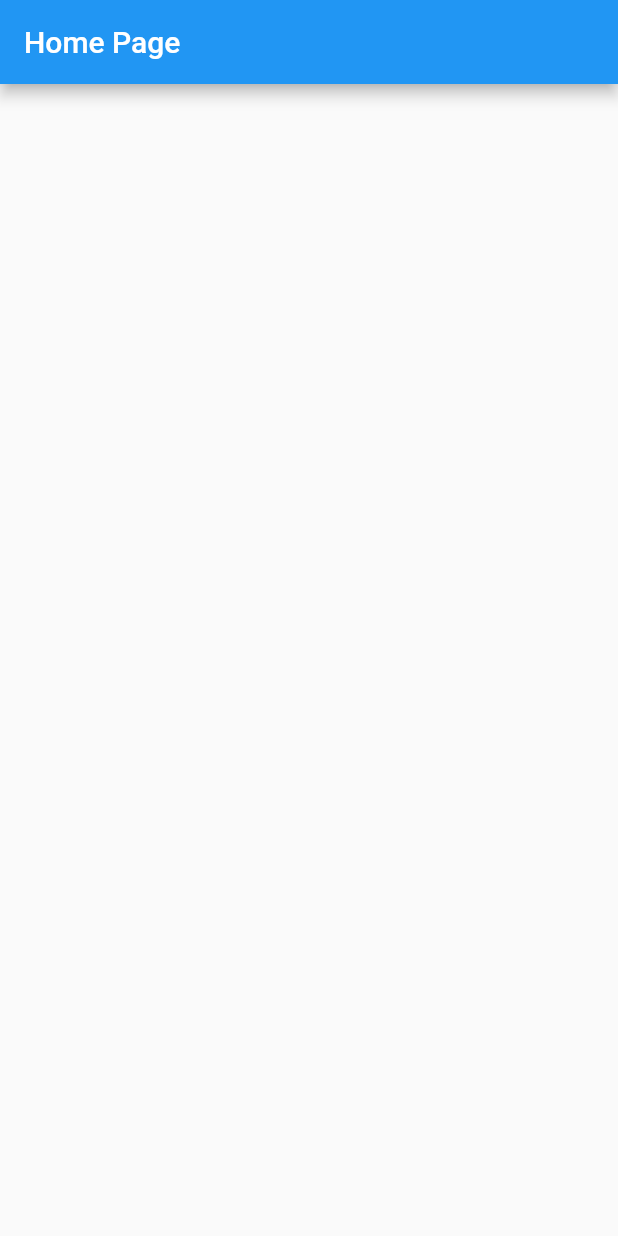
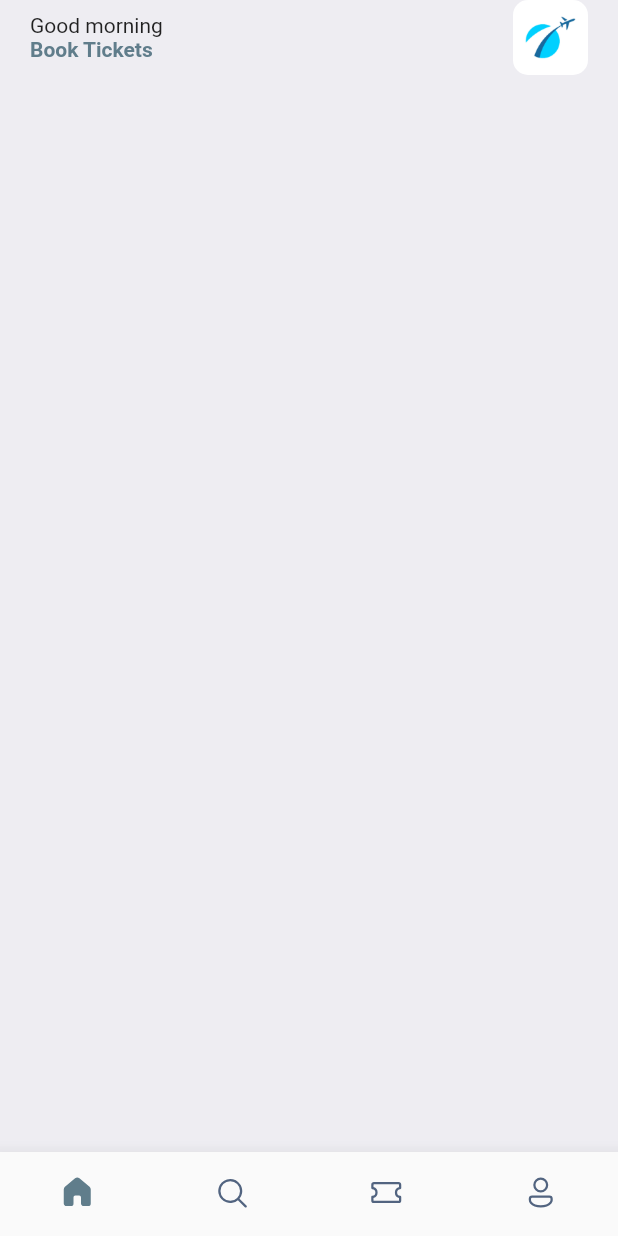
Before and after one commit to andriiSad/book_tickets_app, a Flutter app: the screen it shows after launch, on a phone screen of 412 x 824 dp. Run offline on Flutter 3.47's test engine with Material 2 defaults, Android fonts, the phone set to English and light mode, and no system bars; our stand-ins replace fluentui_icons.

Commit message:
implemented bottomNavBar

```diff
--- a/lib/main.dart
+++ b/lib/main.dart
@@ -1,3 +1,4 @@
+import 'package:book_tickets_app/screens/bottom_bar.dart';
 import 'package:flutter/material.dart';
 
 void main() {
@@ -7,7 +8,7 @@
       theme: ThemeData(
         primarySwatch: Colors.blue,
       ),
-      home: const HomePage(),
+      home: const BottomBar(),
       debugShowCheckedModeBanner: false,
     ),
   );
--- /dev/null
+++ b/lib/screens/bottom_bar.dart
@@ -0,0 +1,84 @@
+import 'package:book_tickets_app/screens/home_screen.dart';
+import 'package:fluentui_icons/fluentui_icons.dart';
+import 'package:flutter/material.dart';
+
+class BottomBar extends StatefulWidget {
+  const BottomBar({super.key});
+
+  @override
+  State<BottomBar> createState() => _BottomBarState();
+}
+
+class _BottomBarState extends State<BottomBar> {
+  int _selectedIndex = 0;
+
+  static final List<Widget> _widgetOptions = <Widget>[
+    const HomeScreen(),
+    const Text('Search'),
+    const Text('Tickets'),
+    const Text('Profile'),
+  ];
+
+  void _onItemTapped(int index) {
+    setState(() {
+      _selectedIndex = index;
+    });
+  }
+
+  @override
+  Widget build(BuildContext context) {
+    return Scaffold(
+      body: Center(
+        child: _widgetOptions[_selectedIndex],
+      ),
+      bottomNavigationBar: BottomNavigationBar(
+        elevation: 10,
+        showSelectedLabels: false,
+        showUnselectedLabels: false,
+        selectedItemColor: Colors.blueGrey,
+        unselectedItemColor: const Color(0xFF526480),
+        type: BottomNavigationBarType.fixed,
+        currentIndex: _selectedIndex,
+        onTap: _onItemTapped,
+        items: const [
+          BottomNavigationBarItem(
+            icon: Icon(
+              FluentSystemIcons.ic_fluent_home_regular,
+            ),
+            activeIcon: Icon(
+              FluentSystemIcons.ic_fluent_home_filled,
+            ),
+            label: 'Home',
+          ),
+          BottomNavigationBarItem(
+            icon: Icon(
+              FluentSystemIcons.ic_fluent_search_regular,
+            ),
+            activeIcon: Icon(
+              FluentSystemIcons.ic_fluent_search_filled,
+            ),
+            label: 'Search',
+          ),
+          BottomNavigationBarItem(
+            icon: Icon(
+              FluentSystemIcons.ic_fluent_ticket_regular,
+            ),
+            activeIcon: Icon(
+              FluentSystemIcons.ic_fluent_ticket_filled,
+            ),
+            label: 'Tickets',
+          ),
+          BottomNavigationBarItem(
+            icon: Icon(
+              FluentSystemIcons.ic_fluent_person_regular,
+            ),
+            activeIcon: Icon(
+              FluentSystemIcons.ic_fluent_person_filled,
+            ),
+            label: 'Profile',
+          ),
+        ],
+      ),
+    );
+  }
+}
--- /dev/null
+++ b/lib/screens/home_screen.dart
@@ -0,0 +1,54 @@
+import 'package:flutter/material.dart';
+
+class HomeScreen extends StatelessWidget {
+  const HomeScreen({super.key});
+
+  @override
+  Widget build(BuildContext context) {
+    return Scaffold(
+      backgroundColor: const Color(0xFFeeedf2),
+      body: ListView(
+        children: [
+          Container(
+            padding: const EdgeInsets.symmetric(horizontal: 20),
+            child: Column(
+              children: [
+                Row(
+                  mainAxisAlignment: MainAxisAlignment.spaceBetween,
+                  children: [
+                    const Column(
+                      crossAxisAlignment: CrossAxisAlignment.start,
+                      children: [
+                        Text('Good morning'),
+                        Text(
+                          'Book Tickets',
+                          style: TextStyle(
+                            color: Colors.blueGrey,
+                            fontWeight: FontWeight.bold,
+                          ),
+                        ),
+                      ],
+                    ),
+                    Container(
+                      height: 50,
+                      width: 50,
+                      decoration: BoxDecoration(
+                        borderRadius: BorderRadius.circular(10),
+                        image: const DecorationImage(
+                          fit: BoxFit.cover,
+                          image: AssetImage(
+                            'assets/images/img_1.png',
+                          ),
+                        ),
+                      ),
+                    ),
+                  ],
+                )
+              ],
+            ),
+          ),
+        ],
+      ),
+    );
+  }
+}
--- a/pubspec.yaml
+++ b/pubspec.yaml
@@ -9,6 +9,7 @@
   flutter:
     sdk: flutter
   cupertino_icons: ^1.0.2
+  fluentui_icons: ^1.0.0
 
 dev_dependencies:
   flutter_test:
@@ -18,3 +19,6 @@
 
 flutter:
   uses-material-design: true
+
+  assets:
+  - assets/images/
```
Also changed, not shown: assets/images/img.png (added), assets/images/img_1.png (added), assets/images/one.png (added), assets/images/sit.jpg (added), assets/images/three.png (added), assets/images/two.png (added), assets/images/visa.png (added), pubspec.lock.
